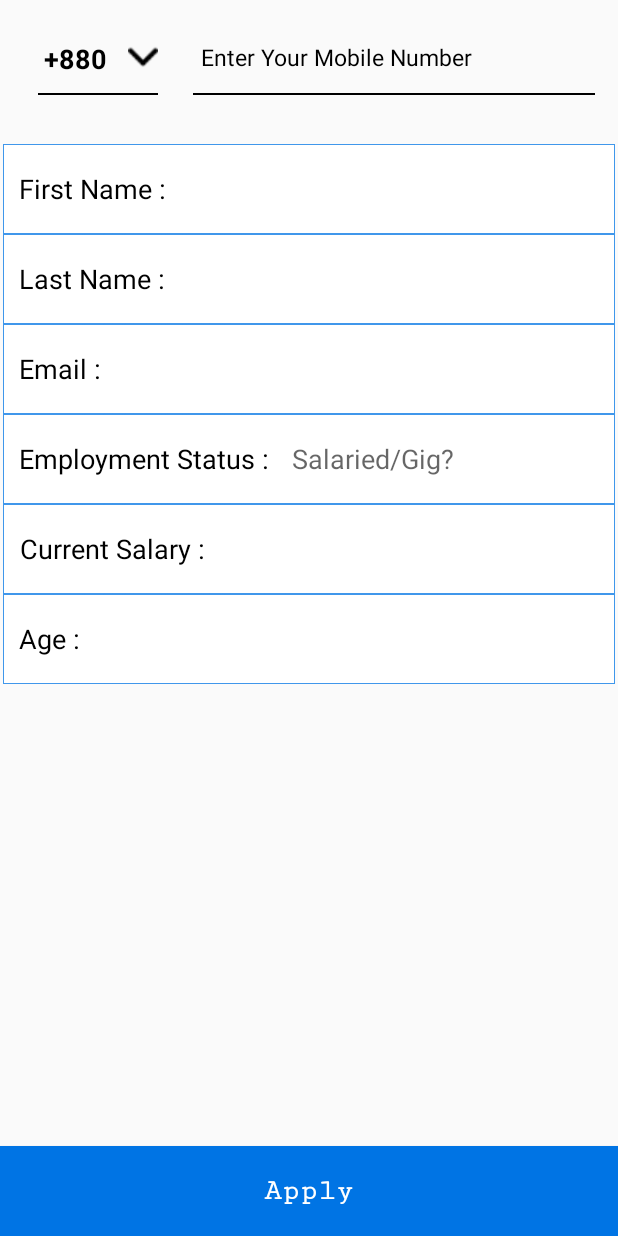
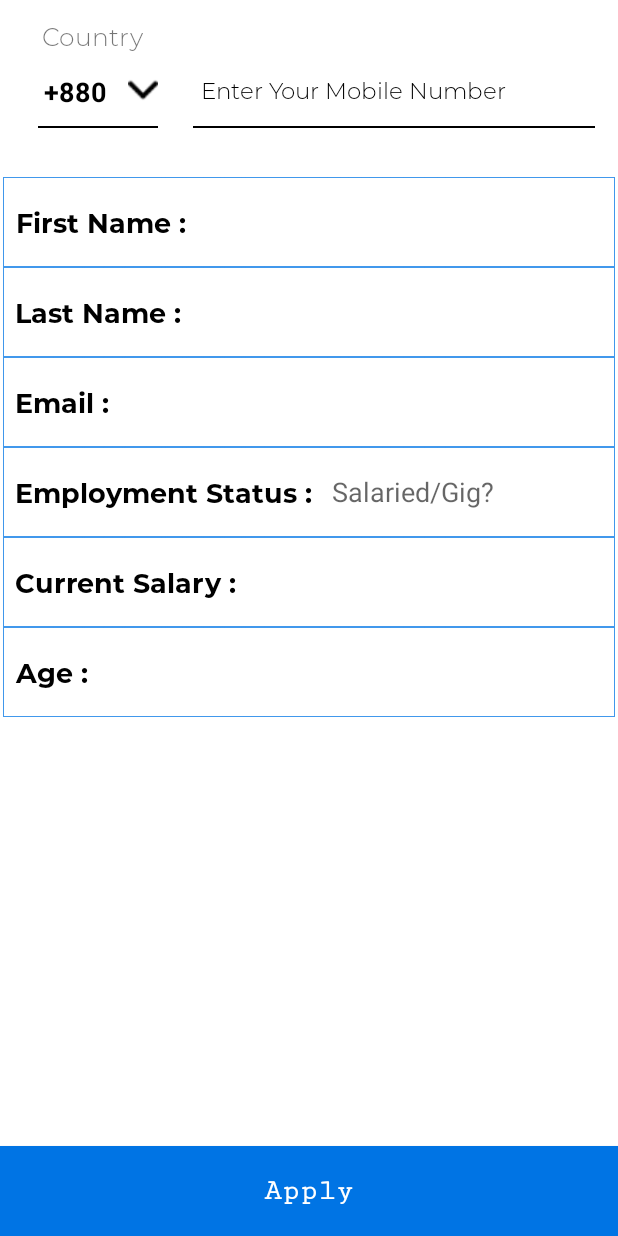
Before and after one commit to Morshed-islam/MuthoBank_Pro, an Android app: the SubscribeActivity screen opened directly, with no data from a screen before it, on a phone screen of 412 x 824 dp. Run offline under Robolectric (Android 15) with nearby library versions, the phone set to English and light mode, and no system bars; our stand-ins replace sdp/ssp sizes; libraries missing offline, so code that uses them is left out: com.ybs.countrypicker.

Commit message:
font added

```diff
--- a/app/src/main/java/pro/muthobank/com/SubscribeActivity.java
+++ b/app/src/main/java/pro/muthobank/com/SubscribeActivity.java
@@ -5,6 +5,7 @@ import androidx.appcompat.app.AppCompatActivity;
 import android.annotation.SuppressLint;
 import android.os.Bundle;
 import android.view.View;
+import android.widget.EditText;
 import android.widget.LinearLayout;
 import android.widget.RelativeLayout;
 import android.widget.TextView;
@@ -12,10 +13,17 @@ import android.widget.TextView;
 import com.ybs.countrypicker.CountryPicker;
 import com.ybs.countrypicker.CountryPickerListener;
 
+import org.w3c.dom.Text;
+
+import pro.muthobank.com.app.Fonts;
+
 public class SubscribeActivity extends AppCompatActivity {
 
+    private EditText phonetxt;
     private LinearLayout select_country;
-    private TextView countrytxt, countrycodetxt;
+    private TextView countrycodetxt;
+    private TextView _tvCountry,_tvFName,_tvLName,_tvEmail,_tvEmployment,_tvCurrentSalary,_tvAge;
+
     @Override
     protected void onCreate(Bundle savedInstanceState) {
         super.onCreate(savedInstanceState);
@@ -23,7 +31,25 @@ public class SubscribeActivity extends AppCompatActivity {
 
         select_country = findViewById(R.id.select_country);
         countrycodetxt = findViewById(R.id.countrycodetxt);
-//        countrytxt = findViewById(R.id.countrytxt);
+        phonetxt = findViewById(R.id.phonetxt);
+
+        _tvCountry = findViewById(R.id.tv_country);
+        _tvFName = findViewById(R.id.tv_f_name);
+        _tvLName = findViewById(R.id.tv_l_name);
+        _tvEmail = findViewById(R.id.tv_email);
+        _tvEmployment = findViewById(R.id.tv_employment);
+        _tvCurrentSalary = findViewById(R.id.tv_current_salary);
+        _tvAge = findViewById(R.id.tv_age);
+
+
+        Fonts.customFontLight(phonetxt,getApplicationContext());
+        Fonts.customFontLight(_tvCountry,getApplicationContext());
+        Fonts.customFontBold(_tvFName,getApplicationContext());
+        Fonts.customFontBold(_tvLName,getApplicationContext());
+        Fonts.customFontBold(_tvEmail,getApplicationContext());
+        Fonts.customFontBold(_tvEmployment,getApplicationContext());
+        Fonts.customFontBold(_tvCurrentSalary,getApplicationContext());
+        Fonts.customFontBold(_tvAge,getApplicationContext());
 
         select_country.setOnClickListener(new View.OnClickListener() {
             @Override
@@ -42,13 +68,11 @@ public class SubscribeActivity extends AppCompatActivity {
             @Override
             public void onSelectCountry(String name, String code, String dialCode, int flagDrawableResID) {
                 // Implement your code here
-//                countrytxt.setText(name);
                 countrycodetxt.setText(dialCode);
                 picker.dismiss();
                 country_iso_code = code;
             }
         });
-//        picker.setStyle(R.style.countrypicker_style, R.style.countrypicker_style);
         picker.show(getSupportFragmentManager(), "Select Country");
     }
 }
--- a/app/src/main/res/layout/activity_main.xml
+++ b/app/src/main/res/layout/activity_main.xml
@@ -19,7 +19,7 @@
         android:layout_height="wrap_content"
         android:gravity="center"
         android:layout_marginTop="@dimen/_10sdp"
-        android:textSize="@dimen/_10sdp"
+        android:textSize="@dimen/_12sdp"
         android:textColor="@color/black"
         android:text="Welcome to the future of money"
         />
@@ -32,7 +32,7 @@
         android:text="@string/front_details"
         android:gravity="center_horizontal"
         android:textColor="@color/black"
-        android:textSize="@dimen/_10sdp"
+        android:textSize="@dimen/_12sdp"
         />
 
 
--- a/app/src/main/res/layout/activity_subscribe.xml
+++ b/app/src/main/res/layout/activity_subscribe.xml
@@ -4,6 +4,7 @@
     xmlns:tools="http://schemas.android.com/tools"
     android:layout_width="match_parent"
     android:layout_height="match_parent"
+    android:background="@color/white"
     android:orientation="vertical"
     tools:context=".SubscribeActivity">
 
@@ -14,6 +15,16 @@
         android:layout_marginRight="2dp"
         android:orientation="vertical">
 
+        <TextView
+            android:id="@+id/tv_country"
+            android:layout_width="wrap_content"
+            android:layout_height="wrap_content"
+            android:text="Country"
+            android:textSize="@dimen/_13sdp"
+            android:layout_marginTop="@dimen/_10sdp"
+            android:layout_marginLeft="@dimen/_20sdp"
+            />
+
         <LinearLayout
             android:id="@+id/select_country"
             android:layout_width="match_parent"
@@ -21,7 +32,6 @@
             android:orientation="horizontal"
             android:layout_marginLeft="@dimen/_10sdp"
             android:layout_marginRight="@dimen/_10sdp"
-            android:layout_marginTop="@dimen/_10sdp"
             >
 
             <LinearLayout
@@ -112,8 +122,6 @@
 
         </LinearLayout>
 
-
-
         <LinearLayout
             android:layout_width="match_parent"
             android:layout_height="60dp"
@@ -122,10 +130,11 @@
             android:orientation="horizontal">
 
             <TextView
+                android:id="@+id/tv_f_name"
                 android:layout_width="wrap_content"
                 android:layout_height="match_parent"
                 android:gravity="center"
-                android:padding="@dimen/_8sdp"
+                android:padding="@dimen/_6sdp"
                 android:text="First Name : "
                 android:textColor="@color/black"
                 android:textSize="@dimen/_14sdp" />
@@ -147,10 +156,11 @@
 
 
             <TextView
+                android:id="@+id/tv_l_name"
                 android:layout_width="wrap_content"
                 android:layout_height="match_parent"
                 android:gravity="center"
-                android:padding="@dimen/_8sdp"
+                android:padding="@dimen/_6sdp"
                 android:text="Last Name : "
                 android:textColor="@color/black"
                 android:textSize="@dimen/_14sdp" />
@@ -172,10 +182,11 @@
 
 
             <TextView
+                android:id="@+id/tv_email"
                 android:layout_width="wrap_content"
                 android:layout_height="match_parent"
                 android:gravity="center"
-                android:padding="@dimen/_8sdp"
+                android:padding="@dimen/_6sdp"
                 android:text="Email : "
                 android:textColor="@color/black"
                 android:textSize="@dimen/_14sdp" />
@@ -198,10 +209,11 @@
 
 
             <TextView
+                android:id="@+id/tv_employment"
                 android:layout_width="wrap_content"
                 android:layout_height="match_parent"
                 android:gravity="center"
-                android:padding="@dimen/_8sdp"
+                android:padding="@dimen/_6sdp"
                 android:text="Employment Status : "
                 android:textColor="@color/black"
                 android:textSize="@dimen/_14sdp" />
@@ -212,7 +224,6 @@
                 android:inputType="text"
                 android:hint="Salaried/Gig?"
                 android:background="@android:color/transparent" />
-
 
         </LinearLayout>
 
@@ -225,10 +236,11 @@
 
 
             <TextView
+                android:id="@+id/tv_current_salary"
                 android:layout_width="wrap_content"
                 android:layout_height="match_parent"
                 android:gravity="center"
-                android:padding="@dimen/_8sdp"
+                android:padding="@dimen/_6sdp"
                 android:text="Current Salary : "
                 android:textColor="@color/black"
                 android:textSize="@dimen/_14sdp" />
@@ -250,10 +262,11 @@
 
 
             <TextView
+                android:id="@+id/tv_age"
                 android:layout_width="wrap_content"
                 android:layout_height="match_parent"
                 android:gravity="center"
-                android:padding="@dimen/_8sdp"
+                android:padding="@dimen/_6sdp"
                 android:text="Age : "
                 android:textColor="@color/black"
                 android:textSize="@dimen/_14sdp" />
```
